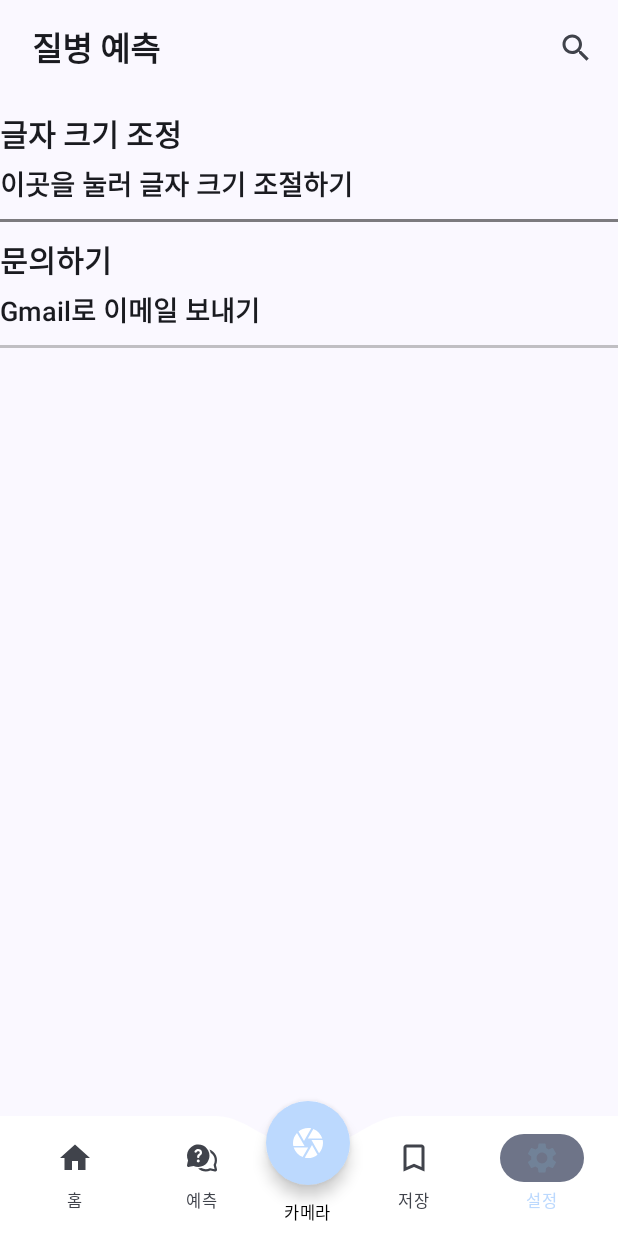
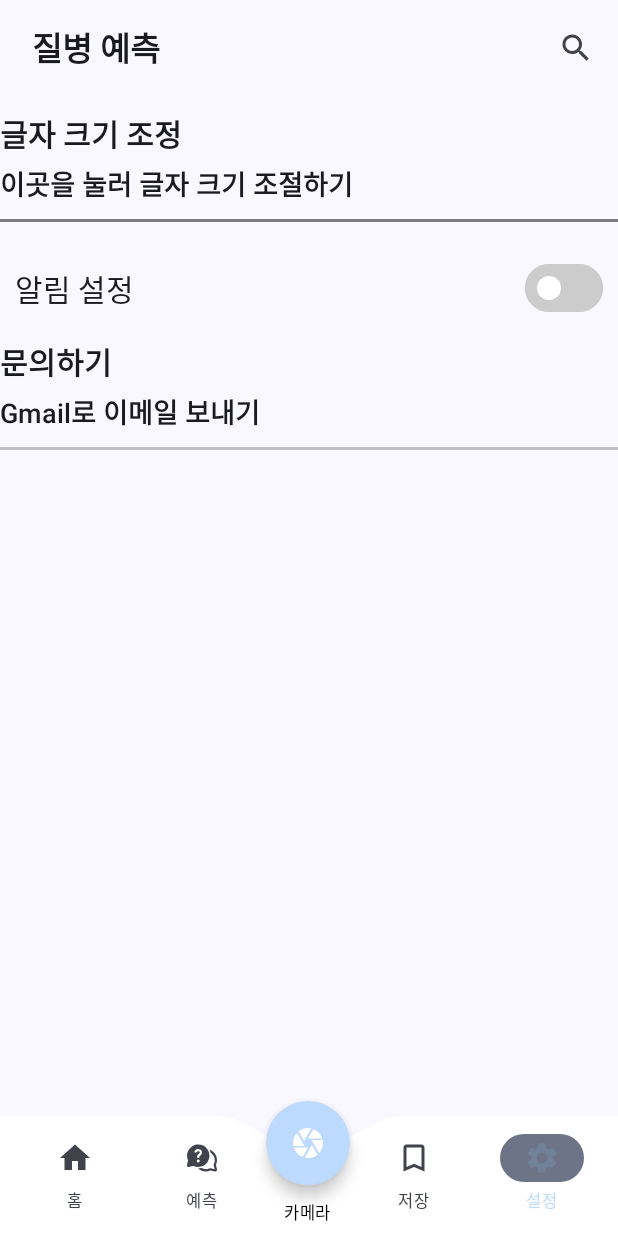
Before and after one commit to sonms/disease_prediction_android, an Android app built with Jetpack Compose: the SettingsScreen screen opened through its navigation route, on a phone screen of 412 x 824 dp. Run offline under Robolectric (Android 15) with nearby library versions, the phone set to English and light mode, and no system bars; our stand-ins replace Dagger/Hilt's generated code.

Commit message:
feat/setting에 알람 설정-키고 끄기 기능 추가

```diff
--- a/app/src/main/java/com/example/diseasepredictionappproject/view/bottom_navigation/settings/SettingsScreen.kt
+++ b/app/src/main/java/com/example/diseasepredictionappproject/view/bottom_navigation/settings/SettingsScreen.kt
@@ -3,7 +3,10 @@ package com.example.diseasepredictionappproject.view.bottom_navigation.settings
 import android.content.Intent
 import android.net.Uri
 import androidx.compose.foundation.clickable
+import androidx.compose.foundation.layout.Arrangement
 import androidx.compose.foundation.layout.Column
+import androidx.compose.foundation.layout.Row
+import androidx.compose.foundation.layout.Spacer
 import androidx.compose.foundation.layout.fillMaxWidth
 import androidx.compose.foundation.layout.padding
 import androidx.compose.foundation.layout.width
@@ -12,6 +15,8 @@ import androidx.compose.foundation.lazy.LazyColumn
 import androidx.compose.foundation.shape.RoundedCornerShape
 import androidx.compose.material3.Card
 import androidx.compose.material3.HorizontalDivider
+import androidx.compose.material3.Switch
+import androidx.compose.material3.SwitchDefaults
 import androidx.compose.material3.Text
 import androidx.compose.runtime.Composable
 import androidx.compose.runtime.collectAsState
@@ -19,13 +24,17 @@ import androidx.compose.runtime.getValue
 import androidx.compose.runtime.mutableStateOf
 import androidx.compose.runtime.remember
 import androidx.compose.runtime.setValue
+import androidx.compose.ui.Alignment
 import androidx.compose.ui.Modifier
 import androidx.compose.ui.graphics.Color
 import androidx.compose.ui.platform.LocalContext
 import androidx.compose.ui.text.font.FontWeight
+import androidx.compose.ui.text.style.TextAlign
 import androidx.compose.ui.unit.dp
 import androidx.compose.ui.window.Dialog
 import androidx.navigation.NavController
+import com.example.diseasepredictionappproject.BuildConfig
+import com.example.diseasepredictionappproject.ui.theme.blueColor4
 import com.example.diseasepredictionappproject.utils.FontSize
 import com.example.diseasepredictionappproject.utils.FontUtils
 import com.example.diseasepredictionappproject.utils.PreferenceDataStore
@@ -51,6 +60,11 @@ fun SettingsScreen(
     val fontSize by PreferenceDataStore.getFontSizeFlow(context).collectAsState(initial = FontSize.Medium)
 
 
+    //알림
+    var isAlarmCheck by remember {
+        mutableStateOf(false)
+    }
+
 
 
     LazyColumn (
@@ -63,10 +77,40 @@ fun SettingsScreen(
         }
 
         item {
+            Row (
+                modifier = Modifier
+                    .fillMaxWidth()
+                    .padding(start = 10.dp, end = 10.dp, top = 20.dp),
+                horizontalArrangement = Arrangement.SpaceBetween,
+                verticalAlignment = Alignment.CenterVertically
+            ) {
+                //알림설정
+                Text(text = "알림 설정", style = FontUtils.getTextStyle(fontSize.size), textAlign = TextAlign.Center)
+
+                Spacer(modifier = Modifier.weight(1f))
+
+                Switch(
+                    checked = isAlarmCheck,
+                    onCheckedChange = {
+                        isAlarmCheck = it
+                    },
+                    colors = SwitchDefaults.colors (
+                        checkedTrackColor = blueColor4,
+                        uncheckedTrackColor = Color.LightGray,
+                        checkedThumbColor = Color.White,
+                        uncheckedThumbColor = Color.White,
+                        uncheckedBorderColor = Color.LightGray
+                    )
+                )
+            }
+
+        }
+
+        item {
             SettingDivideItem(mainText = "문의하기", subText = "Gmail로 이메일 보내기", fontSize = fontSize) {
                 val intent = Intent(Intent.ACTION_SENDTO).apply {
                     data = Uri.parse("mailto:")
-                    putExtra(Intent.EXTRA_EMAIL, arrayOf("smsdia412@gmail.com")) // 받는 사람
+                    putExtra(Intent.EXTRA_EMAIL, arrayOf(BuildConfig.Inquire)) // 받는 사람
                     putExtra(Intent.EXTRA_SUBJECT, "문의 사항")
                 }
 
@@ -177,7 +221,9 @@ fun SettingDivideItem(
     when(mainText) {
         "문의하기" -> {
             Column (
-                modifier = Modifier.clickable { onClickItem() }.padding(top = 10.dp)
+                modifier = Modifier
+                    .clickable { onClickItem() }
+                    .padding(top = 10.dp)
             ) {
                 Text(
                     text = mainText,
@@ -194,7 +240,9 @@ fun SettingDivideItem(
                 )
 
                 HorizontalDivider(
-                    modifier = Modifier.fillMaxWidth().padding(top = 10.dp),
+                    modifier = Modifier
+                        .fillMaxWidth()
+                        .padding(top = 10.dp),
                     thickness = 2.dp,
                     color = Color.Gray.copy(0.5f)
                 )
@@ -203,7 +251,9 @@ fun SettingDivideItem(
 
         else -> {
             Column (
-                modifier = Modifier.clickable { onClickItem() }.padding(top = 10.dp)
+                modifier = Modifier
+                    .clickable { onClickItem() }
+                    .padding(top = 10.dp)
             ) {
                 Text(
                     text = mainText,
@@ -220,7 +270,9 @@ fun SettingDivideItem(
                 )
 
                 HorizontalDivider(
-                    modifier = Modifier.fillMaxWidth().padding(top = 10.dp),
+                    modifier = Modifier
+                        .fillMaxWidth()
+                        .padding(top = 10.dp),
                     thickness = 2.dp,
                     color = Color.Black.copy(0.5f)
                 )
```
